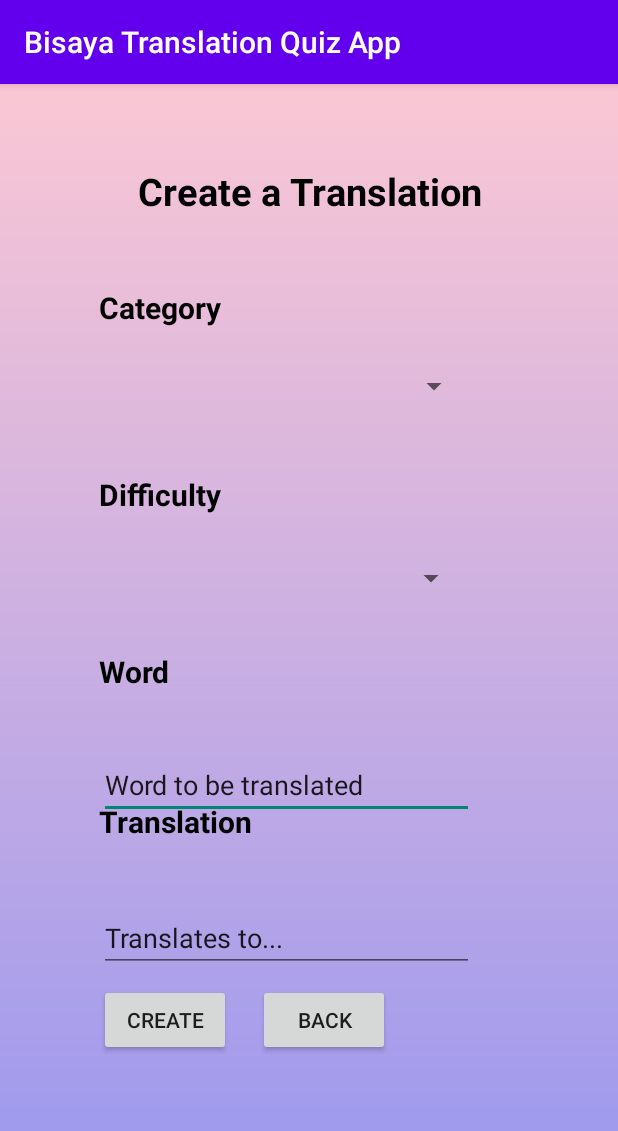
After one commit to Manzazaa/Bisaya-Translation-Quiz-App, an Android app: the CreateTranslationActivity screen opened directly, with no data from a screen before it, on a phone screen of 412 x 824 dp. The commit adds this screen. Shown: the top 1131 px of the screen. Run offline under Robolectric (Android 15) with nearby library versions, the phone set to English and light mode, and no system bars.

Commit message:
Added Create Translation activity

```diff
--- a/app/src/main/AndroidManifest.xml
+++ b/app/src/main/AndroidManifest.xml
@@ -18,8 +18,9 @@
                 <category android:name="android.intent.category.LAUNCHER" />
             </intent-filter>
         </activity>
-
         <activity android:name=".QuizActivity" >
+        </activity>
+        <activity android:name=".CreateTranslationActivity" >
         </activity>
     </application>
 
--- /dev/null
+++ b/app/src/main/java/com/example/bisayatranslationquizapp/CreateTranslationActivity.java
@@ -0,0 +1,18 @@
+package com.example.bisayatranslationquizapp;
+import android.content.Intent;
+import android.content.SharedPreferences;
+import android.os.Bundle;
+import android.view.View;
+import android.widget.ArrayAdapter;
+import android.widget.Button;
+import android.widget.Spinner;
+import android.widget.TextView;
+
+import androidx.appcompat.app.AppCompatActivity;
+public class CreateTranslationActivity  extends AppCompatActivity {
+    protected void onCreate(Bundle savedInstanceState) {
+        super.onCreate(savedInstanceState);
+        setContentView(R.layout.activity_create_translation);
+    }
+
+}
--- a/app/src/main/java/com/example/bisayatranslationquizapp/QuizDbHelper.java
+++ b/app/src/main/java/com/example/bisayatranslationquizapp/QuizDbHelper.java
@@ -30,7 +30,7 @@ public class QuizDbHelper extends SQLiteOpenHelper {
         }
         return instance;
     }
-
+    //the first time the db is created, we will create it
     @Override
     public void onCreate(SQLiteDatabase db) {
         this.db = db;
@@ -225,8 +225,8 @@ public class QuizDbHelper extends SQLiteOpenHelper {
                 Question.DIFFICULTY_HARD, Category.ENGTOBIS);
         insertQuestion(q28);
         Question q29 = new Question("Do not worry.",
-                "Ayaw og kabalaka.", "Padayon sa paglambo.", "Maadto jud kog langit.", 1,
-                Question.DIFFICULTY_HARD, Category.ENGTOBIS);
+                    "Ayaw og kabalaka.", "Padayon sa paglambo.", "Maadto jud kog langit.", 1,
+                    Question.DIFFICULTY_HARD, Category.ENGTOBIS);
         insertQuestion(q29);
         Question q30 = new Question("I see you.",
                 "Lipaya oy.", "Kita tika.", "Naay bitin.", 2,
--- a/app/src/main/java/com/example/bisayatranslationquizapp/StartingScreenActivity.java
+++ b/app/src/main/java/com/example/bisayatranslationquizapp/StartingScreenActivity.java
@@ -46,6 +46,14 @@ public class StartingScreenActivity extends AppCompatActivity {
             @Override
             public void onClick(View v) {
                 startQuiz();
+            }
+        });
+
+        Button buttonCreateTranslation = findViewById(R.id.button_create_translation);
+        buttonCreateTranslation.setOnClickListener(new View.OnClickListener() {
+            @Override
+            public void onClick(View v) {
+                createTranslation();
             }
         });
     }
@@ -111,4 +119,8 @@ public class StartingScreenActivity extends AppCompatActivity {
         editor.putInt(KEY_HIGHSCORE, highscore);
         editor.apply();
     }
+    private void createTranslation(){
+        Intent intent2 = new Intent(StartingScreenActivity.this, CreateTranslationActivity.class);
+        startActivity(intent2);
+    }
 }
--- /dev/null
+++ b/app/src/main/res/layout/activity_create_translation.xml
@@ -0,0 +1,147 @@
+<?xml version="1.0" encoding="utf-8"?>
+<RelativeLayout xmlns:android="http://schemas.android.com/apk/res/android"
+    xmlns:app="http://schemas.android.com/apk/res-auto"
+    xmlns:tools="http://schemas.android.com/tools"
+    android:id="@+id/spinner_make_category"
+    android:layout_width="match_parent"
+    android:layout_height="match_parent"
+    android:background="@drawable/gradient_color_1"
+    android:padding="16dp"
+    tools:context="com.example.bisayatranslationquizapp.StartingScreenActivity">
+
+    <TextView
+        android:id="@+id/textView_title"
+        android:layout_width="wrap_content"
+        android:layout_height="wrap_content"
+        android:layout_alignParentStart="true"
+        android:layout_alignParentTop="true"
+        android:layout_marginStart="76dp"
+        android:layout_marginTop="38dp"
+        android:text="Create a Translation"
+        android:textColor="@color/black"
+        android:textSize="25sp"
+        android:textStyle="bold" />
+
+    <TextView
+        android:id="@+id/textView_category"
+        android:layout_width="wrap_content"
+        android:layout_height="wrap_content"
+        android:layout_alignParentStart="true"
+        android:layout_alignParentTop="true"
+        android:layout_marginStart="50dp"
+        android:layout_marginTop="119dp"
+        android:text="Category"
+        android:textColor="@color/black"
+        android:textSize="20sp"
+        android:textStyle="bold" />
+
+    <Spinner
+        android:id="@+id/spinner"
+        android:layout_width="247dp"
+        android:layout_height="wrap_content"
+        android:layout_alignParentStart="true"
+        android:layout_alignParentTop="true"
+        android:layout_centerHorizontal="true"
+        android:layout_marginStart="50dp"
+        android:layout_marginTop="161dp"
+        android:minHeight="48dp" />
+
+    <Spinner
+        android:id="@+id/spinner2"
+        android:layout_width="245dp"
+        android:layout_height="48dp"
+        android:layout_alignParentStart="true"
+        android:layout_alignParentTop="true"
+        android:layout_centerHorizontal="true"
+        android:layout_marginStart="50dp"
+        android:layout_marginTop="289dp"
+        android:minHeight="48dp" />
+
+    <TextView
+        android:id="@+id/textView_difficulty"
+        android:layout_width="wrap_content"
+        android:layout_height="wrap_content"
+        android:layout_alignParentStart="true"
+        android:layout_alignParentTop="true"
+        android:layout_centerVertical="true"
+        android:layout_marginStart="50dp"
+        android:layout_marginTop="244dp"
+        android:text="Difficulty"
+        android:textColor="@color/black"
+        android:textSize="20sp"
+        android:textStyle="bold" />
+
+    <TextView
+        android:id="@+id/textView_Word1"
+        android:layout_width="wrap_content"
+        android:layout_height="wrap_content"
+        android:layout_alignParentStart="true"
+        android:layout_alignParentTop="true"
+        android:layout_marginStart="50dp"
+        android:layout_marginTop="362dp"
+        android:text="Word"
+        android:textColor="@color/black"
+        android:textSize="20sp"
+        android:textStyle="bold" />
+
+    <EditText
+        android:id="@+id/editText_word1"
+        android:layout_width="250dp"
+        android:layout_height="wrap_content"
+        android:layout_alignParentStart="true"
+        android:layout_alignParentBottom="true"
+        android:layout_marginStart="50dp"
+        android:layout_marginBottom="262dp"
+        android:ems="10"
+        android:inputType="textPersonName"
+        android:text="Word to be translated" />
+
+    <TextView
+        android:id="@+id/textView_Word2"
+        android:layout_width="wrap_content"
+        android:layout_height="wrap_content"
+        android:layout_alignParentStart="true"
+        android:layout_alignParentTop="true"
+        android:layout_marginStart="50dp"
+        android:layout_marginTop="462dp"
+        android:text="Translation"
+        android:textColor="@color/black"
+        android:textSize="20sp"
+        android:textStyle="bold" />
+
+    <EditText
+        android:id="@+id/editText_word2"
+        android:layout_width="250dp"
+        android:layout_height="wrap_content"
+        android:layout_alignParentStart="true"
+        android:layout_alignParentBottom="true"
+        android:layout_marginStart="50dp"
+        android:layout_marginBottom="160dp"
+        android:ems="10"
+        android:inputType="textPersonName"
+        android:text="Translates to..." />
+
+    <Button
+        android:id="@+id/button_create"
+        android:layout_width="wrap_content"
+        android:layout_height="wrap_content"
+        android:layout_alignParentStart="true"
+        android:layout_alignParentBottom="true"
+        android:layout_centerHorizontal="true"
+        android:layout_marginStart="50dp"
+        android:layout_marginBottom="104dp"
+        android:text="Create" />
+
+    <Button
+        android:id="@+id/buttonCreate"
+        android:layout_width="wrap_content"
+        android:layout_height="wrap_content"
+        android:layout_alignParentStart="true"
+        android:layout_alignParentBottom="true"
+        android:layout_centerHorizontal="true"
+        android:layout_marginStart="156dp"
+        android:layout_marginBottom="104dp"
+        android:text="Back" />
+
+
+</RelativeLayout>
--- a/app/src/main/res/layout/activity_starting_screen.xml
+++ b/app/src/main/res/layout/activity_starting_screen.xml
@@ -66,4 +66,13 @@
         android:layout_marginTop="11dp"
         android:spinnerMode="dropdown" />
 
+    <Button
+        android:id="@+id/button_create_translation"
+        android:layout_width="wrap_content"
+        android:layout_height="wrap_content"
+        android:layout_alignParentBottom="true"
+        android:layout_centerHorizontal="true"
+        android:layout_marginBottom="110dp"
+        android:text="Create Translation" />
+
 </RelativeLayout>
```
